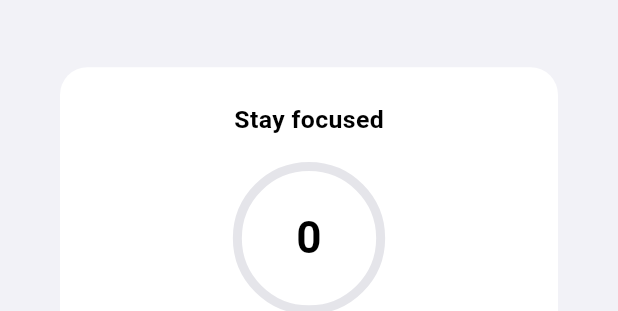
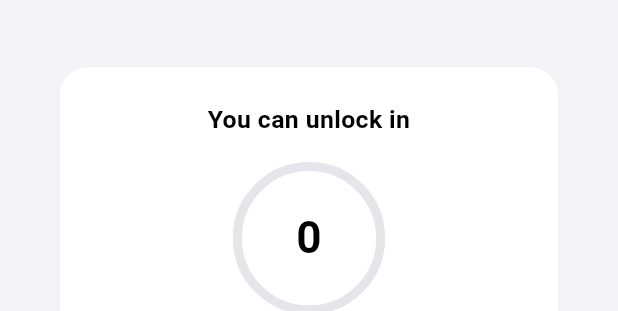
Before and after one commit to Socrate-bit/levio, a Flutter app: the UnlockCountdownDialog widget shown alone on an empty page, opened directly, on a phone screen of 412 x 824 dp. Shown: the part 321-632 px from the top of the screen. Run offline on Flutter 3.47's test engine with Material 3 defaults, Android fonts, the phone set to English and light mode, and no system bars; our stand-ins replace audioplayers, camera, cloud_firestore, cloud_functions, confetti, device_preview and 18 more; missing offline and left inert: flutter_branch_sdk, google_mlkit_pose_detection, liquid_glass_renderer, mixpanel_flutter, mixpanel_flutter_session_replay, shake and 1 more; accounts and stored records are empty; statements that could not run were skipped.

Commit message:
feat: require explicit tap to unlock Screen Time after countdown (#72)
The unlock countdown no longer unlocks automatically when it reaches
zero. Instead the dialog swaps the circular countdown for an open-lock
icon and a full-width "Unlock" button that the user must tap; "Keep it
locked" stays available to close the dialog. The countdown title now
reads "You can unlock in" (FR "Tu peux deverrouiller dans") with a new
"You can unlock now" ready-state title. Losing focus restarts the full
countdown via startUnlockCountdown so a finished-but-untapped countdown
doesn't freeze.

Co-authored-by: Claude Opus 4.8 (1M context) <noreply@anthropic.com>

```diff
--- a/lib/features/screentime/cubit/screentime_cubit.dart
+++ b/lib/features/screentime/cubit/screentime_cubit.dart
@@ -213,14 +213,23 @@ class ScreenTimeCubit extends Cubit<ScreenTimeState> with WidgetsBindingObserver
     final next = state.unlockCountdown - 1;
     if (next <= 0) {
       _unlockTimer?.cancel();
-      emit(state.copyWith(
-        unlockInProgress: false,
-        unlockCountdown: 0,
-        controlsUnlocked: true,
-      ));
+      // Countdown complete: the unlock button becomes available but nothing
+      // unlocks automatically — the user must tap it (see [confirmUnlock]).
+      emit(state.copyWith(unlockCountdown: 0));
     } else {
       emit(state.copyWith(unlockCountdown: next));
     }
+  }
+
+  /// User tapped the unlock button after the countdown finished.
+  void confirmUnlock() {
+    if (!state.unlockReady) return;
+    _unlockTimer?.cancel();
+    emit(state.copyWith(
+      controlsUnlocked: true,
+      unlockInProgress: false,
+      unlockCountdown: 0,
+    ));
   }
 
   /// User dismissed the countdown dialog without finishing.
@@ -247,8 +256,9 @@ class ScreenTimeCubit extends Cubit<ScreenTimeState> with WidgetsBindingObserver
   // ignore: avoid_renaming_method_parameters
   void didChangeAppLifecycleState(AppLifecycleState lifecycleState) {
     if (lifecycleState != AppLifecycleState.resumed && state.unlockInProgress) {
-      // Strict, sleep-protective: any loss of focus restarts the 30s timer.
-      emit(state.copyWith(unlockCountdown: kUnlockCountdownSeconds));
+      // Strict, sleep-protective: any loss of focus restarts the full countdown
+      // (even after it had finished and was awaiting the unlock tap).
+      startUnlockCountdown();
     }
   }
 
--- a/lib/features/screentime/cubit/screentime_state.dart
+++ b/lib/features/screentime/cubit/screentime_state.dart
@@ -44,6 +44,9 @@ class ScreenTimeState extends Equatable {
   }) : now = now ?? DateTime(2000);
 
   bool get hasSelectedApps => selectedAppCount > 0;
+
+  /// The countdown has finished and the unlock button is now actionable.
+  bool get unlockReady => unlockInProgress && unlockCountdown <= 0;
 
   /// Whether any enabled schedule's window is currently open (and the feature
   /// is on with apps selected).
--- a/lib/features/screentime/widgets/unlock_countdown_dialog.dart
+++ b/lib/features/screentime/widgets/unlock_countdown_dialog.dart
@@ -41,13 +41,19 @@ class UnlockCountdownDialog extends StatelessWidget {
           child: Padding(
             padding: EdgeInsets.all(24.w),
             child: BlocBuilder<ScreenTimeCubit, ScreenTimeState>(
-              buildWhen: (p, n) => p.unlockCountdown != n.unlockCountdown,
+              buildWhen: (p, n) =>
+                  p.unlockCountdown != n.unlockCountdown ||
+                  p.unlockReady != n.unlockReady,
               builder: (context, state) {
+                final ready = state.unlockReady;
                 return Column(
                   mainAxisSize: MainAxisSize.min,
                   children: [
                     Text(
-                      l10n.screenTimeUnlockCountdownTitle,
+                      ready
+                          ? l10n.screenTimeUnlockReadyTitle
+                          : l10n.screenTimeUnlockCountdownTitle,
+                      textAlign: TextAlign.center,
                       style: TextStyle(
                         fontSize: 18.sp,
                         fontWeight: FontWeight.bold,
@@ -58,7 +64,13 @@ class UnlockCountdownDialog extends StatelessWidget {
                     SizedBox(
                       width: 96.w,
                       height: 96.w,
-                      child: Stack(
+                      child: ready
+                          ? Icon(
+                              Icons.lock_open_rounded,
+                              size: 64.w,
+                              color: AppColors.orange,
+                            )
+                          : Stack(
                               alignment: Alignment.center,
                               children: [
                                 SizedBox(
@@ -86,11 +98,39 @@ class UnlockCountdownDialog extends StatelessWidget {
                             ),
                     ),
                     SizedBox(height: 20.h),
+                    if (!ready)
                       Text(
                         l10n.screenTimeUnlockCountdownHint,
                         textAlign: TextAlign.center,
-                      style: TextStyle(fontSize: 14.sp, color: c.textSecondary),
+                        style:
+                            TextStyle(fontSize: 14.sp, color: c.textSecondary),
                       ),
+                    if (ready) ...[
+                      SizedBox(
+                        width: double.infinity,
+                        child: FilledButton(
+                          onPressed: withHaptic(
+                            () => context.read<ScreenTimeCubit>().confirmUnlock(),
+                          ),
+                          style: FilledButton.styleFrom(
+                            backgroundColor: AppColors.orange,
+                            minimumSize: Size(double.infinity, 52.h),
+                            shape: RoundedRectangleBorder(
+                              borderRadius: BorderRadius.circular(14.r),
+                            ),
+                          ),
+                          child: Text(
+                            l10n.screenTimeUnlock,
+                            style: TextStyle(
+                              fontSize: 16.sp,
+                              fontWeight: FontWeight.w600,
+                              color: Colors.white,
+                            ),
+                          ),
+                        ),
+                      ),
+                      SizedBox(height: 4.h),
+                    ] else
                       SizedBox(height: 20.h),
                     TextButton(
                       onPressed: withHaptic(() {
--- a/lib/l10n/app_en.arb
+++ b/lib/l10n/app_en.arb
@@ -934,7 +934,8 @@
   "screenTimeUnlockConfirmBody": "Your sleep quality depends on this. Is unlocking truly vital right now? Will you be happy tomorrow that you gave in tonight? Stay strong — your future self is counting on you.",
   "screenTimeUnlockConfirmCancel": "Keep it locked",
   "screenTimeUnlockConfirmProceed": "Unlock anyway",
-  "screenTimeUnlockCountdownTitle": "Stay focused",
+  "screenTimeUnlockCountdownTitle": "You can unlock in",
+  "screenTimeUnlockReadyTitle": "You can unlock now",
   "screenTimeUnlockCountdownHint": "Keep Levio open. Leaving the app restarts the timer.",
   "screenTimeAuthDenied": "Screen Time access is required. Enable it for Levio in iOS Settings.",
   "osUpdateRequiredTitle": "Let's get you updated 🚀",
--- a/lib/l10n/app_fr.arb
+++ b/lib/l10n/app_fr.arb
@@ -790,7 +790,8 @@
   "screenTimeUnlockConfirmBody": "Votre qualité de sommeil en dépend. Est-il vraiment vital de déverrouiller maintenant ? Serez-vous heureux demain d'avoir cédé ce soir ? Restez fort — votre futur vous compte sur vous.",
   "screenTimeUnlockConfirmCancel": "Garder verrouillé",
   "screenTimeUnlockConfirmProceed": "Déverrouiller quand même",
-  "screenTimeUnlockCountdownTitle": "Restez concentré",
+  "screenTimeUnlockCountdownTitle": "Tu peux déverrouiller dans",
+  "screenTimeUnlockReadyTitle": "Tu peux déverrouiller maintenant",
   "screenTimeUnlockCountdownHint": "Gardez Levio ouvert. Quitter l'appli redémarre le minuteur.",
   "screenTimeAuthDenied": "L'accès au Temps d'écran est requis. Activez-le pour Levio dans les Réglages iOS.",
   "osUpdateRequiredTitle": "Passons à la mise à jour 🚀",
```
Also changed, not shown: lib/l10n/generated/app_localizations.dart, lib/l10n/generated/app_localizations_en.dart, lib/l10n/generated/app_localizations_fr.dart. Lines whose indentation alone changed are shown as unchanged.
